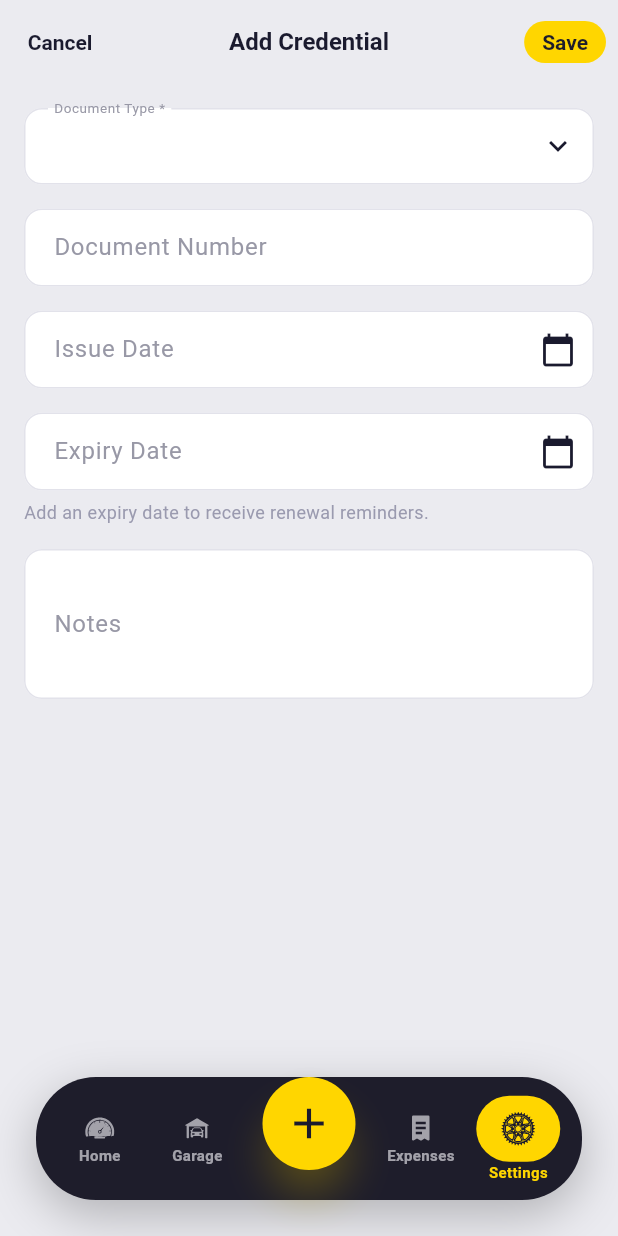
After one commit to donkasun/DriveVault, a Flutter app: the DrivingCredentialFormScreen screen opened by its route, on a phone screen of 412 x 824 dp. The commit adds this screen. Run offline on Flutter 3.47's test engine with Material 3 defaults, Android fonts, the phone set to English and light mode, and no system bars; our stand-ins replace cached_network_image, dio, file_picker, firebase_auth, firebase_core, flutter_riverpod and 4 more; accounts and stored records are empty; generated files the repository leaves out were written again; network calls fail; statements that could not run were skipped.

Commit message:
feat(mobile): add driving credentials section and form screen

```diff
--- a/mobile/lib/core/router/app_router.dart
+++ b/mobile/lib/core/router/app_router.dart
@@ -21,6 +21,8 @@ import '../../features/vehicles/presentation/vehicle_form_screen.dart';
 import '../../features/activity/presentation/activity_screen.dart';
 import '../../features/expenses/presentation/expense_history_screen.dart';
 import '../../features/profile/presentation/edit_profile_screen.dart';
+import '../../features/driving_credentials/domain/driving_credential.dart';
+import '../../features/driving_credentials/presentation/driving_credential_form_screen.dart';
 import 'auth_redirect.dart';
 import 'main_shell.dart';
 
@@ -201,6 +203,23 @@ final appRouterProvider = Provider<GoRouter>((ref) {
                       child: EditProfileScreen(),
                     ),
                   ),
+                  GoRoute(
+                    path: 'credentials/add',
+                    pageBuilder: (context, state) => const MaterialPage(
+                      fullscreenDialog: true,
+                      child: DrivingCredentialFormScreen(),
+                    ),
+                  ),
+                  GoRoute(
+                    path: 'credentials/edit',
+                    pageBuilder: (context, state) {
+                      final cred = state.extra as DrivingCredential?;
+                      return MaterialPage(
+                        fullscreenDialog: true,
+                        child: DrivingCredentialFormScreen(existing: cred),
+                      );
+                    },
+                  ),
                 ],
               ),
             ],
--- /dev/null
+++ b/mobile/lib/features/driving_credentials/presentation/driving_credential_form_screen.dart
@@ -0,0 +1,172 @@
+import 'package:flutter/material.dart';
+import 'package:flutter_riverpod/flutter_riverpod.dart';
+
+import '../../../shared/widgets/bottom_sheet_picker_field.dart';
+import '../../../shared/widgets/form_screen_app_bar.dart';
+import '../data/driving_credential_repository.dart';
+import '../domain/driving_credential.dart';
+
+class DrivingCredentialFormScreen extends ConsumerStatefulWidget {
+  final DrivingCredential? existing;
+
+  const DrivingCredentialFormScreen({super.key, this.existing});
+
+  @override
+  ConsumerState<DrivingCredentialFormScreen> createState() =>
+      _DrivingCredentialFormScreenState();
+}
+
+class _DrivingCredentialFormScreenState
+    extends ConsumerState<DrivingCredentialFormScreen> {
+  final _formKey = GlobalKey<FormState>();
+  final _docNumberCtrl = TextEditingController();
+  final _issueDateCtrl = TextEditingController();
+  final _expiryDateCtrl = TextEditingController();
+  final _notesCtrl = TextEditingController();
+  String? _docType;
+  bool _saving = false;
+
+  static const _docTypes = ['license', 'permit', 'international_license'];
+
+  @override
+  void initState() {
+    super.initState();
+    final e = widget.existing;
+    if (e != null) {
+      _docType = e.docType;
+      _docNumberCtrl.text = e.docNumber ?? '';
+      _issueDateCtrl.text = e.issueDate ?? '';
+      _expiryDateCtrl.text = e.expiryDate ?? '';
+      _notesCtrl.text = e.notes ?? '';
+    }
+  }
+
+  @override
+  void dispose() {
+    _docNumberCtrl.dispose();
+    _issueDateCtrl.dispose();
+    _expiryDateCtrl.dispose();
+    _notesCtrl.dispose();
+    super.dispose();
+  }
+
+  Future<void> _pickDate(TextEditingController ctrl) async {
+    final initial = DateTime.tryParse(ctrl.text) ?? DateTime.now();
+    final picked = await showDatePicker(
+      context: context,
+      initialDate: initial,
+      firstDate: DateTime(2000),
+      lastDate: DateTime(2050),
+    );
+    if (picked != null && mounted) {
+      setState(() {
+        ctrl.text =
+            '${picked.year}-${picked.month.toString().padLeft(2, '0')}'
+            '-${picked.day.toString().padLeft(2, '0')}';
+      });
+    }
+  }
+
+  Future<void> _save() async {
+    if (!_formKey.currentState!.validate()) return;
+    setState(() => _saving = true);
+    try {
+      final repo = ref.read(drivingCredentialRepositoryProvider);
+      final body = <String, dynamic>{
+        'docType': _docType!,
+        if (_docNumberCtrl.text.isNotEmpty)
+          'docNumber': _docNumberCtrl.text.trim(),
+        if (_issueDateCtrl.text.isNotEmpty) 'issueDate': _issueDateCtrl.text,
+        if (_expiryDateCtrl.text.isNotEmpty)
+          'expiryDate': _expiryDateCtrl.text,
+        if (_notesCtrl.text.isNotEmpty) 'notes': _notesCtrl.text.trim(),
+      };
+      if (widget.existing != null) {
+        await repo.update(widget.existing!.id, body);
+      } else {
+        await repo.create(body);
+      }
+      ref.invalidate(credentialsProvider);
+      if (mounted) Navigator.of(context).pop(true);
+    } catch (e) {
+      if (mounted) {
+        ScaffoldMessenger.of(context)
+            .showSnackBar(SnackBar(content: Text('Error: $e')));
+      }
+    } finally {
+      if (mounted) setState(() => _saving = false);
+    }
+  }
+
+  @override
+  Widget build(BuildContext context) {
+    final isEdit = widget.existing != null;
+    return Scaffold(
+      appBar: FormScreenAppBar(
+        title: isEdit ? 'Edit Credential' : 'Add Credential',
+        saving: _saving,
+        onSave: _save,
+      ),
+      body: Form(
+        key: _formKey,
+        child: ListView(
+          padding: const EdgeInsets.all(16),
+          children: [
+            BottomSheetPickerField<String>(
+              label: 'Document Type *',
+              sheetTitle: 'Select credential type',
+              value: _docType,
+              options: _docTypes,
+              labelBuilder: DrivingCredential.labelFor,
+              onChanged: (v) => setState(() => _docType = v),
+              validator: (v) => v == null ? 'Please select a type' : null,
+            ),
+            const SizedBox(height: 16),
+            TextFormField(
+              controller: _docNumberCtrl,
+              decoration: const InputDecoration(
+                labelText: 'Document Number',
+              ),
+            ),
+            const SizedBox(height: 16),
+            TextFormField(
+              controller: _issueDateCtrl,
+              readOnly: true,
+              onTap: () => _pickDate(_issueDateCtrl),
+              decoration: const InputDecoration(
+                labelText: 'Issue Date',
+                suffixIcon: Icon(Icons.calendar_today),
+              ),
+            ),
+            const SizedBox(height: 16),
+            TextFormField(
+              controller: _expiryDateCtrl,
+              readOnly: true,
+              onTap: () => _pickDate(_expiryDateCtrl),
+              decoration: const InputDecoration(
+                labelText: 'Expiry Date',
+                suffixIcon: Icon(Icons.calendar_today),
+              ),
+            ),
+            if (_expiryDateCtrl.text.isEmpty)
+              const Padding(
+                padding: EdgeInsets.only(top: 6),
+                child: Text(
+                  'Add an expiry date to receive renewal reminders.',
+                  style: TextStyle(fontSize: 12, color: Color(0xFF9A9AAF)),
+                ),
+              ),
+            const SizedBox(height: 16),
+            TextFormField(
+              controller: _notesCtrl,
+              maxLines: 3,
+              decoration: const InputDecoration(
+                labelText: 'Notes',
+              ),
+            ),
+          ],
+        ),
+      ),
+    );
+  }
+}
```
Also changed, not shown: mobile/lib/features/driving_credentials/presentation/driving_credentials_section.dart (added, +318 -0 lines).
